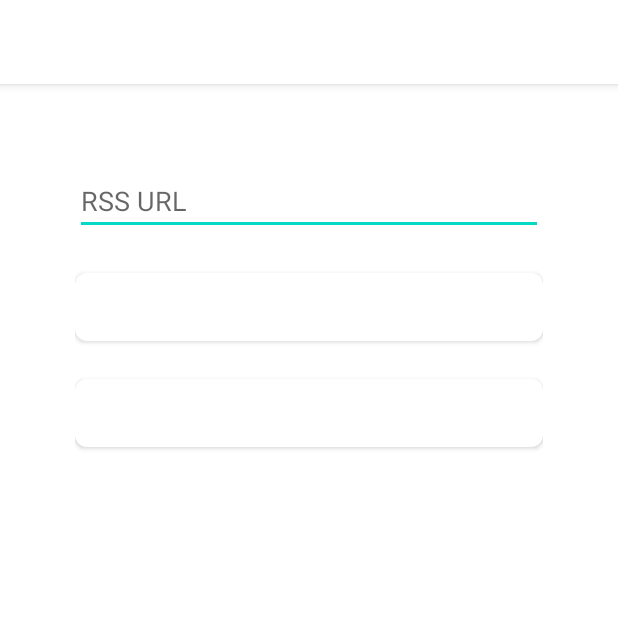
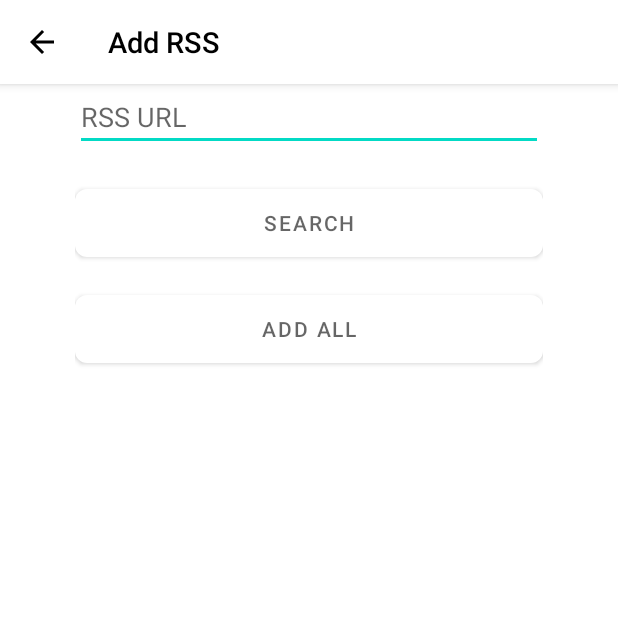
Before and after one commit to iceqing/RSSLand, an Android app: the AddRssActivity screen opened directly, with no data from a screen before it, on a phone screen of 412 x 824 dp, the top half of it. Run offline under Robolectric (Android 15) with nearby library versions, the phone set to English and light mode, and no system bars; our stand-ins replace Room's generated code; libraries missing offline, so code that uses them is left out: com.rometools.rome.

Commit message:
fix: 修复深色模式展示bug

```diff
--- a/app/src/main/AndroidManifest.xml
+++ b/app/src/main/AndroidManifest.xml
@@ -40,7 +40,7 @@
         <activity
             android:name=".AddRssActivity"
             android:label="@string/title_activity_note"
-            android:theme="@style/Theme.RSSLand" />
+            android:theme="@style/Theme.RSSLand.NoActionBar" />
         <activity
             android:name=".MainActivity"
             android:exported="true"
--- a/app/src/main/java/cc/iceq/rss/AddRssActivity.kt
+++ b/app/src/main/java/cc/iceq/rss/AddRssActivity.kt
@@ -21,6 +21,7 @@ import cc.iceq.rss.util.DpUtil
 import cc.iceq.rss.util.RefreshUtil
 import cc.iceq.rss.util.ToastUtil
 import kotlinx.android.synthetic.main.content_note.*
+import kotlinx.android.synthetic.main.rss_list_activity.*
 import kotlinx.coroutines.*
 import java.lang.Exception
 import java.net.URL
@@ -43,6 +44,7 @@ class AddRssActivity : AppCompatActivity() {
     override fun onCreate(savedInstanceState: Bundle?) {
         super.onCreate(savedInstanceState)
         setContentView(R.layout.activity_add_rss)
+        setSupportActionBar(toolbar)
 
         val actionBar = supportActionBar
         if (actionBar != null) {
--- a/app/src/main/res/layout/activity_add_rss.xml
+++ b/app/src/main/res/layout/activity_add_rss.xml
@@ -9,6 +9,21 @@
         tools:context=".AddRssActivity">
 
 
+    <com.google.android.material.appbar.AppBarLayout
+        android:layout_width="match_parent"
+        android:layout_height="wrap_content"
+        android:theme="@style/Theme.RSSLand.AppBarOverlay"
+        tools:ignore="MissingConstraints">
+
+        <androidx.appcompat.widget.Toolbar
+            android:id="@+id/toolbar"
+            app:titleTextAppearance="@style/Toolbar.TitleText"
+            android:layout_width="match_parent"
+            android:layout_height="?attr/actionBarSize"
+            android:background="?attr/colorPrimary"
+            app:popupTheme="@style/Theme.RSSLand.PopupOverlay" />
+
+    </com.google.android.material.appbar.AppBarLayout>
 
     <include layout="@layout/content_note"/>
 
--- a/app/src/main/res/layout/content_note.xml
+++ b/app/src/main/res/layout/content_note.xml
@@ -18,8 +18,8 @@
             android:layout_height="wrap_content"
             android:layout_marginLeft="20dp"
             android:layout_marginRight="20dp"
-            android:padding="20dp"
-            android:orientation="vertical">
+            android:orientation="vertical"
+            android:padding="20dp">
 
             <EditText
                 android:id="@+id/rss_url_text"
@@ -39,16 +39,18 @@
                 android:layout_height="45dp"
                 android:layout_marginTop="25dp"
                 android:background="@drawable/save_btn"
-                android:text="Search" />
+                android:text="Search"
+                android:textColor="?attr/colorControlNormal" />
 
 
-          <Button
+            <Button
                 android:id="@+id/note_add_add_btn"
                 android:layout_width="match_parent"
                 android:layout_height="45dp"
                 android:layout_marginTop="25dp"
                 android:background="@drawable/save_btn"
-                android:text="Add All" />
+                android:text="Add All"
+                android:textColor="?attr/colorControlNormal" />
 
 
             <LinearLayout
--- a/app/src/main/res/layout/content_rss_detail.xml
+++ b/app/src/main/res/layout/content_rss_detail.xml
@@ -26,7 +26,6 @@
                 android:layout_marginLeft="20dp"
                 android:layout_marginTop="25dp"
                 android:layout_marginRight="20dp"
-                android:background="@drawable/shape"
                 android:gravity="center_vertical"
                 android:orientation="horizontal">
 
@@ -35,6 +34,7 @@
                     android:layout_height="44dp"
                     android:layout_marginStart="20dp"
                     android:layout_marginTop="6dp"
+                    android:textColor="?attr/colorControlNormal"
                     android:text="RSS title"
                     />
 
@@ -58,7 +58,6 @@
                 android:layout_marginLeft="20dp"
                 android:layout_marginTop="25dp"
                 android:layout_marginRight="20dp"
-                android:background="@drawable/shape"
                 android:gravity="center_vertical"
                 android:orientation="horizontal">
 
```
